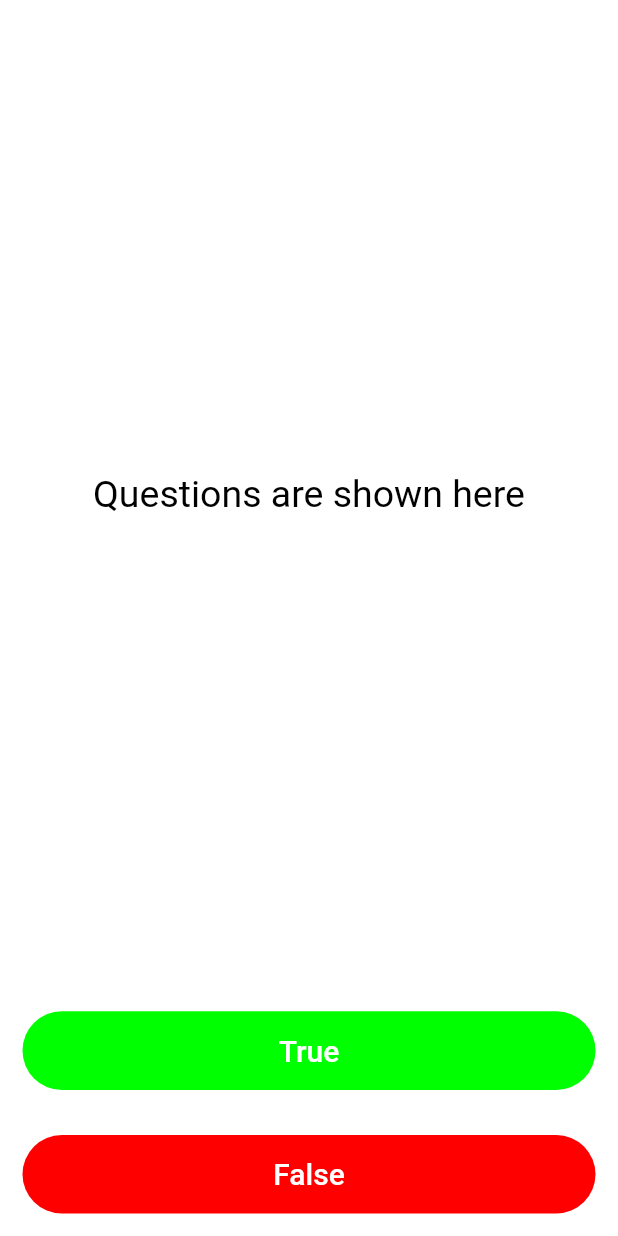
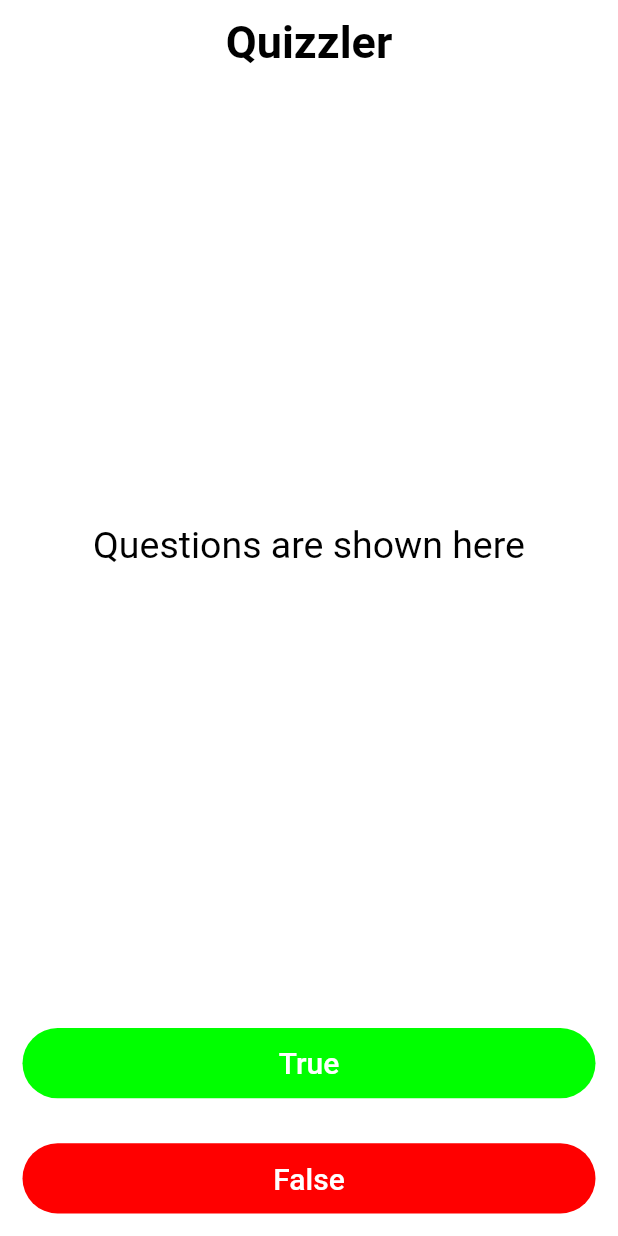
Before and after one commit to sharjeelmazhar/quizzler, a Flutter app: the screen it shows after launch, on a phone screen of 412 x 824 dp. Run offline on Flutter 3.47's test engine with Material 2 defaults, Android fonts, the phone set to English and light mode, and no system bars.

Commit message:
Added appBar to ThemeData

```diff
--- a/lib/main.dart
+++ b/lib/main.dart
@@ -14,7 +14,7 @@ class MyApp extends StatelessWidget {
   @override
   Widget build(BuildContext context) {
     return MaterialApp(
-      title: 'Flutter Demo',
+      // title: 'Flutter Demo',
       theme: lightTheme,
       darkTheme: darkTheme,
       home: const HomePage(),
--- a/lib/themes/dark_theme.dart
+++ b/lib/themes/dark_theme.dart
@@ -1,6 +1,11 @@
 import 'package:flutter/material.dart';
 
 ThemeData darkTheme = ThemeData(
+  appBarTheme: const AppBarTheme(
+    backgroundColor: Colors.transparent,
+    elevation: 0,
+    titleTextStyle: TextStyle(color: Colors.white, fontWeight: FontWeight.bold, fontSize: 30),
+  ),
   brightness: Brightness.dark,
   textTheme: const TextTheme(
     bodyMedium: TextStyle(color: Colors.white, fontSize: 25),
--- a/lib/themes/light_theme.dart
+++ b/lib/themes/light_theme.dart
@@ -1,6 +1,12 @@
 import 'package:flutter/material.dart';
 
 ThemeData lightTheme = ThemeData(
+  appBarTheme: const AppBarTheme(
+    backgroundColor: Colors.transparent,
+    elevation: 0,
+    titleTextStyle: TextStyle(
+        color: Colors.black, fontWeight: FontWeight.bold, fontSize: 30),
+  ),
   textTheme: const TextTheme(
     bodyMedium: TextStyle(color: Colors.black, fontSize: 25),
   ),
--- a/lib/views/home_page.dart
+++ b/lib/views/home_page.dart
@@ -5,6 +5,11 @@ class HomePage extends StatelessWidget {
   @override
   Widget build(BuildContext context) {
     return Scaffold(
+      appBar: AppBar(
+        title: const Center(
+          child: Text('Quizzler'),
+        ),
+      ),
       backgroundColor: Theme.of(context).colorScheme.background,
       body: SafeArea(
         child: Column(
```
